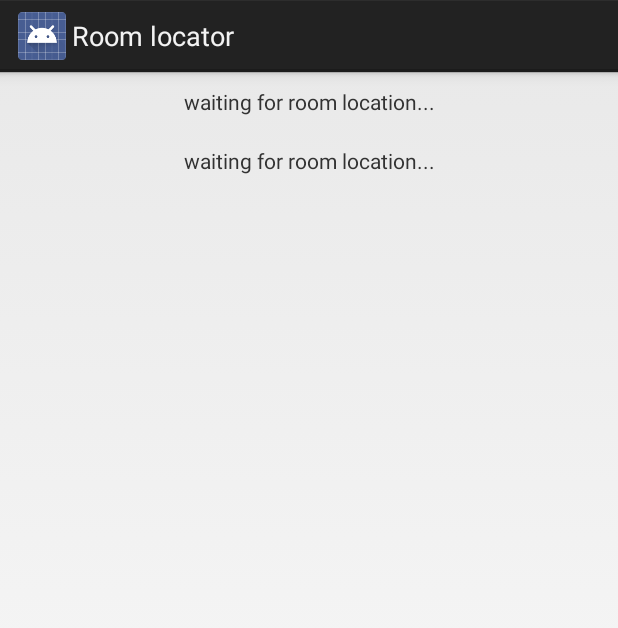
After one commit to pwittchen/NetworkEvents, an Android app: the RoomLocatorActivity screen opened directly, with no data from a screen before it, on a phone screen of 412 x 824 dp. The commit adds this screen. Shown: the top 628 px of the screen. Run offline under Robolectric (Android 15) with nearby library versions, the phone set to English and light mode, and no system bars; libraries missing offline, so code that uses them is left out: com.squareup.otto; 1 statement that could not run was skipped.

Commit message:
Adding RoomLocatorActivity

```diff
--- a/example/src/main/AndroidManifest.xml
+++ b/example/src/main/AndroidManifest.xml
@@ -22,6 +22,10 @@
                 <category android:name="android.intent.category.LAUNCHER" />
             </intent-filter>
         </activity>
+        <activity
+            android:name=".activity.RoomLocatorActivity"
+            android:label="@string/title_activity_room_locator" />
+
     </application>
 
 </manifest>
--- a/example/src/main/java/pwittchen/com/icsl/activity/MainActivity.java
+++ b/example/src/main/java/pwittchen/com/icsl/activity/MainActivity.java
@@ -1,6 +1,7 @@
 package pwittchen.com.icsl.activity;
 
 import android.app.Activity;
+import android.content.Intent;
 import android.net.wifi.ScanResult;
 import android.os.Bundle;
 import android.view.Menu;
@@ -39,7 +40,7 @@ public class MainActivity extends Activity {
         setScanResultAdapter();
 
         // passing Context and instance of Otto Event Bus
-        internetConnectionStateListener = new InternetConnectionStateListener(this, BusProvider.getInstance(), true, 5000);
+        internetConnectionStateListener = new InternetConnectionStateListener(this, BusProvider.getInstance(), true, 1000);
 
         // register InternetConnectionStateListener
         internetConnectionStateListener.register();
@@ -125,6 +126,9 @@ public class MainActivity extends Activity {
             // set scanResultAdapter again in order to display access point on the list
             setScanResultAdapter();
             return true;
+        } else if(id == R.id.action_room_locator) {
+            Intent intent = new Intent(this, RoomLocatorActivity.class);
+            startActivity(intent);
         }
         return super.onOptionsItemSelected(item);
     }
--- /dev/null
+++ b/example/src/main/res/layout/activity_room_locator.xml
@@ -0,0 +1,25 @@
+<?xml version="1.0" encoding="utf-8"?>
+
+<RelativeLayout xmlns:android="http://schemas.android.com/apk/res/android"
+    android:layout_width="match_parent"
+    android:layout_height="match_parent"
+    android:orientation="vertical">
+
+    <TextView
+        android:id="@+id/tv_room_location"
+        android:layout_width="match_parent"
+        android:layout_height="wrap_content"
+        android:gravity="center"
+        android:padding="@dimen/tv_padding"
+        android:text="@string/waiting_for_room_location" />
+
+    <TextView
+        android:id="@+id/tv_ap_distance"
+        android:layout_width="match_parent"
+        android:layout_height="wrap_content"
+        android:gravity="center"
+        android:padding="@dimen/tv_padding"
+        android:layout_below="@+id/tv_room_location"
+        android:text="@string/waiting_for_room_location" />
+
+</RelativeLayout>
--- a/example/src/main/res/menu/activity_main.xml
+++ b/example/src/main/res/menu/activity_main.xml
@@ -1,6 +1,11 @@
 <?xml version="1.0" encoding="utf-8"?>
 
 <menu xmlns:android="http://schemas.android.com/apk/res/android">
+    <item
+        android:id="@+id/action_room_locator"
+        android:orderInCategory="100"
+        android:showAsAction="ifRoom"
+        android:title="@string/room_locator" />
     <item
         android:id="@+id/action_refresh"
         android:orderInCategory="100"
--- a/example/src/main/res/values/strings.xml
+++ b/example/src/main/res/values/strings.xml
@@ -2,9 +2,13 @@
 <resources>
 
     <string name="app_name">InternetConnectionStateListener</string>
-    <string name="title_activity_main">InternetConnectionStateListener</string>
+    <string name="title_activity_main">Network state</string>
+    <string name="title_activity_room_locator">Room locator</string>
     <string name="waiting_for_connectivity_status">waiting for connectivity status...</string>
     <string name="waiting_for_wifi_info">waiting for WiFi info...</string>
     <string name="refresh">refresh</string>
+    <string name="room_locator">room locator</string>
+    <string name="waiting_for_room_location">waiting for room location...</string>
+    <string name="waiting_for_distance">waiting for distance...</string>
 
 </resources>
```
Also changed, not shown: example/src/main/java/pwittchen/com/icsl/activity/RoomLocatorActivity.java (added, +117 -0 lines).
